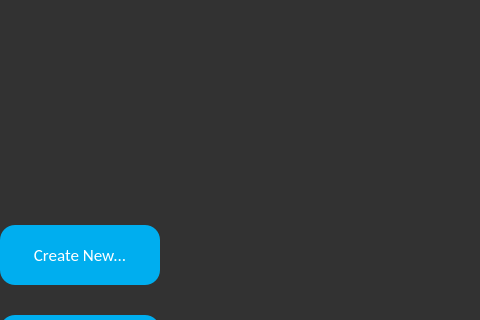
This is designs/main_window.ui in DaryaSanina/media-editor as Qt 5 draws it before an edit; both pictures show x 320 to 800 and y 0 to 320 of the 800 by 600 pixel window. The edited form follows.
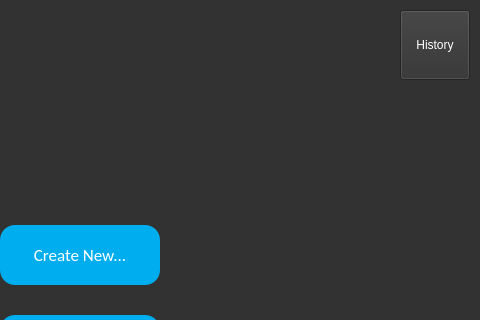
This is the edited form. Icons and pictures are not drawn.

Commit message: Added a project history window with a database of previously opened files' names

What changed in the file:
```diff
--- a/designs/main_window.ui
+++ b/designs/main_window.ui
@@ -309,6 +309,22 @@
      <set>Qt::AlignCenter</set>
     </property>
    </widget>
+   <widget class="QPushButton" name="history_btn">
+    <property name="geometry">
+     <rect>
+      <x>720</x>
+      <y>10</y>
+      <width>70</width>
+      <height>70</height>
+     </rect>
+    </property>
+    <property name="styleSheet">
+     <string notr="true">color: white</string>
+    </property>
+    <property name="text">
+     <string>History</string>
+    </property>
+   </widget>
   </widget>
   <widget class="QMenuBar" name="menubar">
    <property name="geometry">
```
The commit also changes 3 other files.
